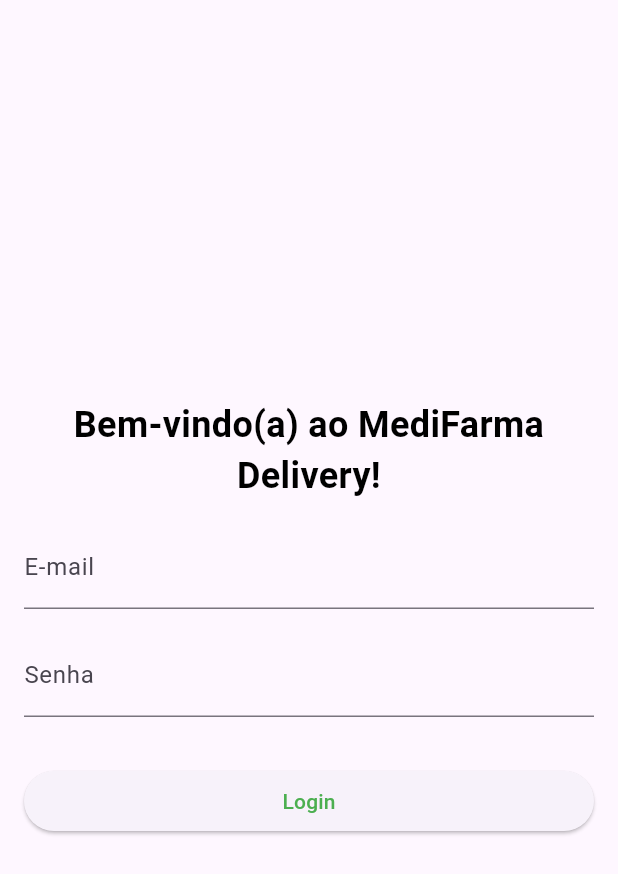
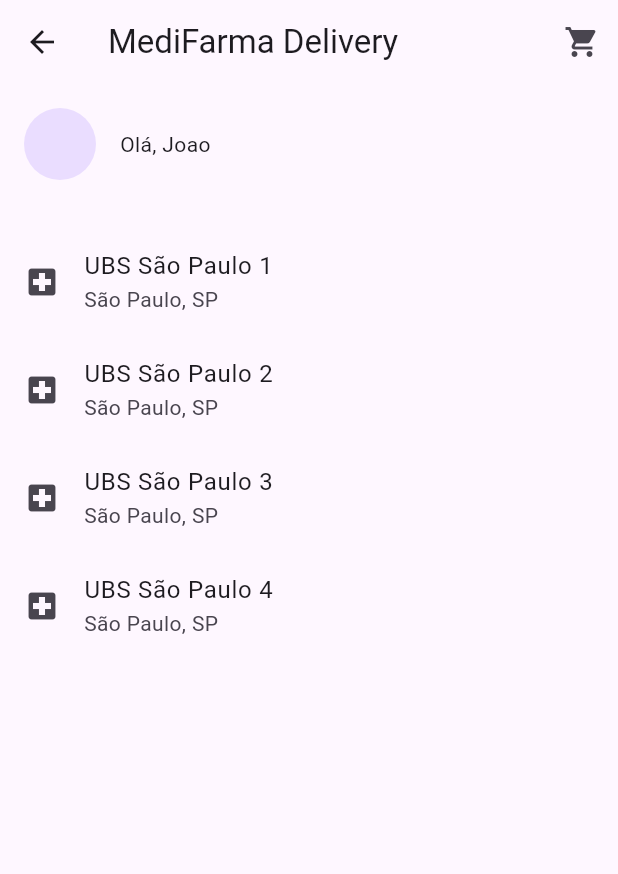
Before and after one commit to Ava-Dynamics/MediAcesso, a Flutter app: the LoginPage screen opened directly, after a tap on "Login", on a phone screen of 412 x 824 dp. Shown: the top 874 px of the screen. Run offline on Flutter 3.47's test engine with Material 3 defaults, Android fonts, the phone set to English and light mode, and no system bars; our stand-ins replace image_picker, permission_handler; missing offline and left inert: validadores.

Commit message:
Criação da pagina principal do app
Criaçaão da view e componentes da pagina principal do app.

```diff
--- a/health_4_all/lib/features/login/login_view.dart
+++ b/health_4_all/lib/features/login/login_view.dart
@@ -1,17 +1,5 @@
 import 'package:flutter/material.dart';
-
-void main() {
-  runApp(MyApp());
-}
-
-class MyApp extends StatelessWidget {
-  @override
-  Widget build(BuildContext context) {
-    return MaterialApp(
-      home: LoginPage(),
-    );
-  }
-}
+import 'package:health_4_all/features/mainHome/main_home_view.dart';
 
 class LoginPage extends StatelessWidget {
   final FocusNode emailFocusNode = FocusNode();
@@ -20,6 +8,9 @@
   @override
   Widget build(BuildContext context) {
     return Scaffold(
+      appBar: AppBar(
+        centerTitle: true, // Centraliza o título na AppBar
+      ),
       body: Padding(
         padding: const EdgeInsets.all(16.0),
         child: Column(
@@ -27,7 +18,7 @@
           crossAxisAlignment: CrossAxisAlignment.stretch,
           children: [
             Text(
-              'Bem-vindo(a) ao MediFarma Delivery!',
+              'Bem-vindo(a) ao MediFarma Delivery',
               textAlign: TextAlign.center,
               style: TextStyle(
                 fontSize: 24,
@@ -60,10 +51,10 @@
             SizedBox(height: 32.0),
             ElevatedButton(
               onPressed: () {
-                // Navigator.push(
-                  // context,
-                  // MaterialPageRoute(builder: (context) => const FormElegibilityView()),
-                // );
+                Navigator.pushReplacement(
+                  context,
+                  MaterialPageRoute(builder: (context) => MainHomeView()),
+                );
               },
               child: Text('Login', style: TextStyle(color: Colors.green)),
             ),
--- /dev/null
+++ b/health_4_all/lib/features/mainHome/main_home_model.dart
@@ -0,0 +1,13 @@
+class UBSModel {
+  final String name;
+  final String location;
+
+  UBSModel({required this.name, required this.location});
+
+  factory UBSModel.fromJson(Map<String, dynamic> json) {
+    return UBSModel(
+      name: json['name'] ?? '',
+      location: json['location'] ?? '',
+    );
+  }
+}
--- /dev/null
+++ b/health_4_all/lib/features/mainHome/main_home_view.dart
@@ -0,0 +1,74 @@
+import 'package:flutter/material.dart';
+import 'package:provider/provider.dart';
+import 'package:health_4_all/features/mainHome/main_home_model.dart';
+import 'package:health_4_all/features/mainHome/main_home_view_model.dart';
+
+class MainHomeView extends StatelessWidget {
+  @override
+  Widget build(BuildContext context) {
+    return ChangeNotifierProvider(
+      create: (context) => MainHomeViewModel(),
+      child: Scaffold(
+        appBar: AppBar(
+          title: Text('MediFarma Delivery'),
+          actions: [
+            IconButton(
+              icon: Icon(Icons.shopping_cart),
+              onPressed: () {
+                // Adicione a lógica para navegar para a tela de pedidos aqui
+              },
+            ),
+          ],
+        ),
+        body: Column(
+          crossAxisAlignment: CrossAxisAlignment.start,
+          children: [
+            _buildProfileHeader(),
+            SizedBox(height: 16.0),
+            _buildUBSList(),
+          ],
+        ),
+      ),
+    );
+  }
+
+  Widget _buildProfileHeader() {
+    return Consumer<MainHomeViewModel>(
+      builder: (context, viewModel, child) {
+        return Padding(
+          padding: const EdgeInsets.all(16.0),
+          child: Row(
+            children: [
+              CircleAvatar(
+                radius: 24.0,
+                // Adicione a lógica para exibir o ícone do perfil aqui
+              ),
+              SizedBox(width: 16.0),
+              Text('Olá, ${viewModel.userName}'),
+            ],
+          ),
+        );
+      },
+    );
+  }
+
+  Widget _buildUBSList() {
+    return Consumer<MainHomeViewModel>(
+      builder: (context, viewModel, child) {
+        return Expanded(
+          child: ListView.builder(
+            itemCount: viewModel.ubsList.length,
+            itemBuilder: (context, index) {
+              UBSModel ubs = viewModel.ubsList[index];
+              return ListTile(
+                leading: Icon(Icons.local_hospital),
+                title: Text(ubs.name),
+                subtitle: Text(ubs.location),
+              );
+            },
+          ),
+        );
+      },
+    );
+  }
+}
--- /dev/null
+++ b/health_4_all/lib/features/mainHome/main_home_view_model.dart
@@ -0,0 +1,25 @@
+import 'dart:convert';
+import 'package:flutter/material.dart';
+import 'package:health_4_all/features/mainHome/main_home_model.dart';
+
+class MainHomeViewModel extends ChangeNotifier {
+  String userName = 'Joao';
+
+  List<UBSModel> ubsList = [];
+
+  MainHomeViewModel() {
+    // Carregando os dados do arquivo JSON
+    String jsonString = '''
+    [
+      {"name": "UBS São Paulo 1", "location": "São Paulo, SP"},
+      {"name": "UBS São Paulo 2", "location": "São Paulo, SP"},
+      {"name": "UBS São Paulo 3", "location": "São Paulo, SP"},
+      {"name": "UBS São Paulo 4", "location": "São Paulo, SP"}
+    ]
+    ''';
+
+    List<dynamic> jsonList = json.decode(jsonString);
+
+    ubsList = jsonList.map((json) => UBSModel.fromJson(json)).toList();
+  }
+}
--- /dev/null
+++ b/health_4_all/lib/json/UBSModel.json
@@ -0,0 +1,18 @@
+[
+    {
+      "name": "UBS São Paulo 1",
+      "location": "São Paulo, SP"
+    },
+    {
+      "name": "UBS São Paulo 2",
+      "location": "São Paulo, SP"
+    },
+    {
+      "name": "UBS São Paulo 3",
+      "location": "São Paulo, SP"
+    },
+    {
+      "name": "UBS São Paulo 4",
+      "location": "São Paulo, SP"
+    }
+  ]
```
